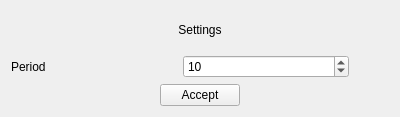
The window that algo/ui/qtUiFiles/outputSelectSettings.ui (rmallow/algo) describes before a commit, drawn with Qt 5.
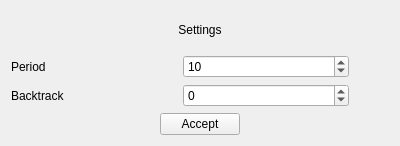
The same window after the commit.

```diff
--- a/algo/ui/qtUiFiles/outputSelectSettings.ui
+++ b/algo/ui/qtUiFiles/outputSelectSettings.ui
@@ -7,7 +7,7 @@
     <x>0</x>
     <y>0</y>
     <width>400</width>
-    <height>117</height>
+    <height>146</height>
    </rect>
   </property>
   <property name="sizePolicy">
@@ -70,6 +70,43 @@
      </item>
     </layout>
    </item>
+   <item>
+    <layout class="QHBoxLayout" name="horizontalLayout_2">
+     <item>
+      <widget class="QLabel" name="backtrackLabel">
+       <property name="text">
+        <string>Backtrack</string>
+       </property>
+      </widget>
+     </item>
+     <item>
+      <widget class="QSpinBox" name="backtrackSpinBox">
+       <property name="minimum">
+        <number>-1</number>
+       </property>
+       <property name="maximum">
+        <number>1000</number>
+       </property>
+      </widget>
+     </item>
+     <item>
+      <spacer name="horizontalSpacer_2">
+       <property name="orientation">
+        <enum>Qt::Horizontal</enum>
+       </property>
+       <property name="sizeType">
+        <enum>QSizePolicy::Preferred</enum>
+       </property>
+       <property name="sizeHint" stdset="0">
+        <size>
+         <width>40</width>
+         <height>20</height>
+        </size>
+       </property>
+      </spacer>
+     </item>
+    </layout>
+   </item>
    <item>
     <layout class="QHBoxLayout" name="horizontalLayout">
      <item>
```
